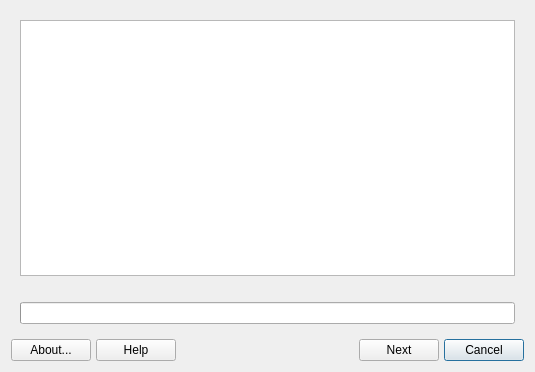
q4os/mxtools-for-debian, file mx-bootrepair/src/gui/mainwindow.ui: the form before one commit.
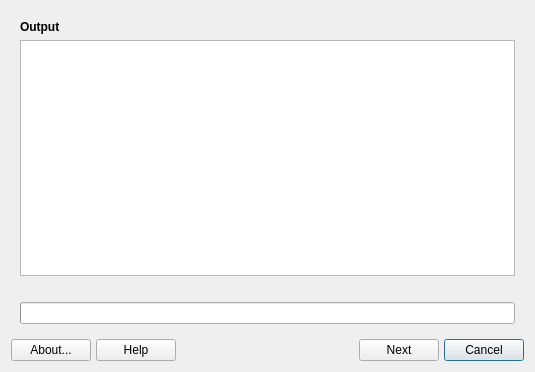
The form after the commit. The open tabs and pages were chosen to show the change. Icons and pictures are not drawn.

Patch:
```diff
--- a/mx-bootrepair/src/gui/mainwindow.ui
+++ b/mx-bootrepair/src/gui/mainwindow.ui
@@ -327,6 +327,18 @@
      </widget>
      <widget class="QWidget" name="outputPage">
       <layout class="QVBoxLayout" name="verticalLayout_2">
+       <item>
+        <widget class="QLabel" name="outputTitleLabel">
+         <property name="text">
+          <string>Output</string>
+         </property>
+         <property name="font">
+          <font>
+           <bold>true</bold>
+          </font>
+         </property>
+        </widget>
+       </item>
        <item>
         <widget class="QTextBrowser" name="outputBox"/>
        </item>
```
